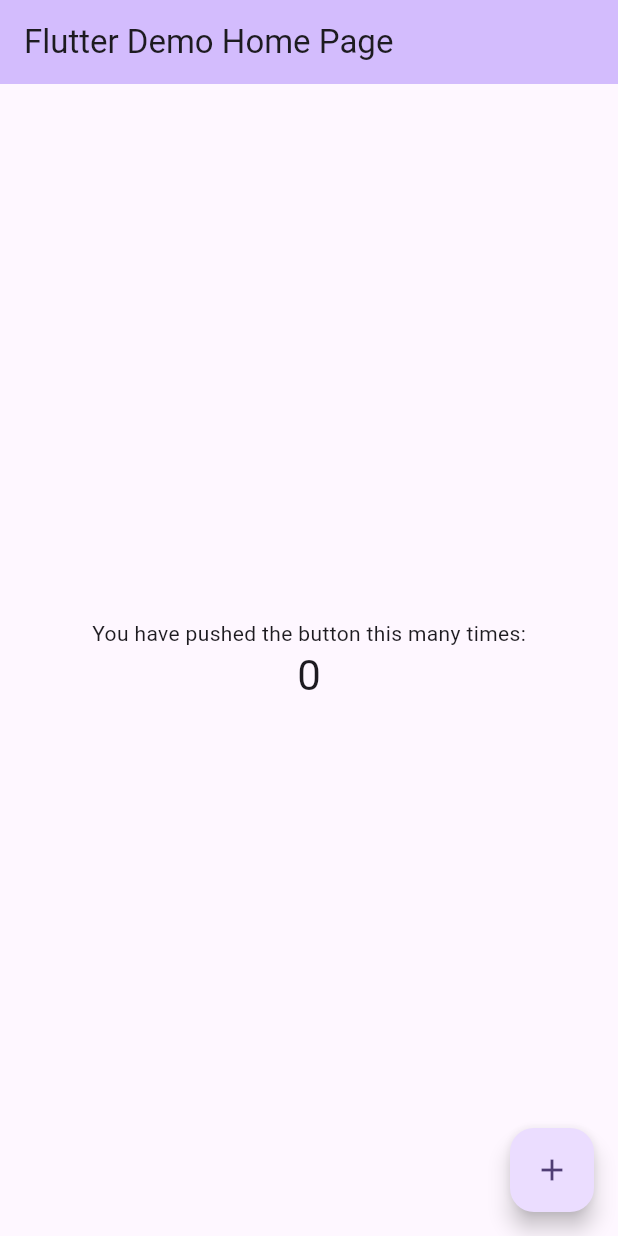
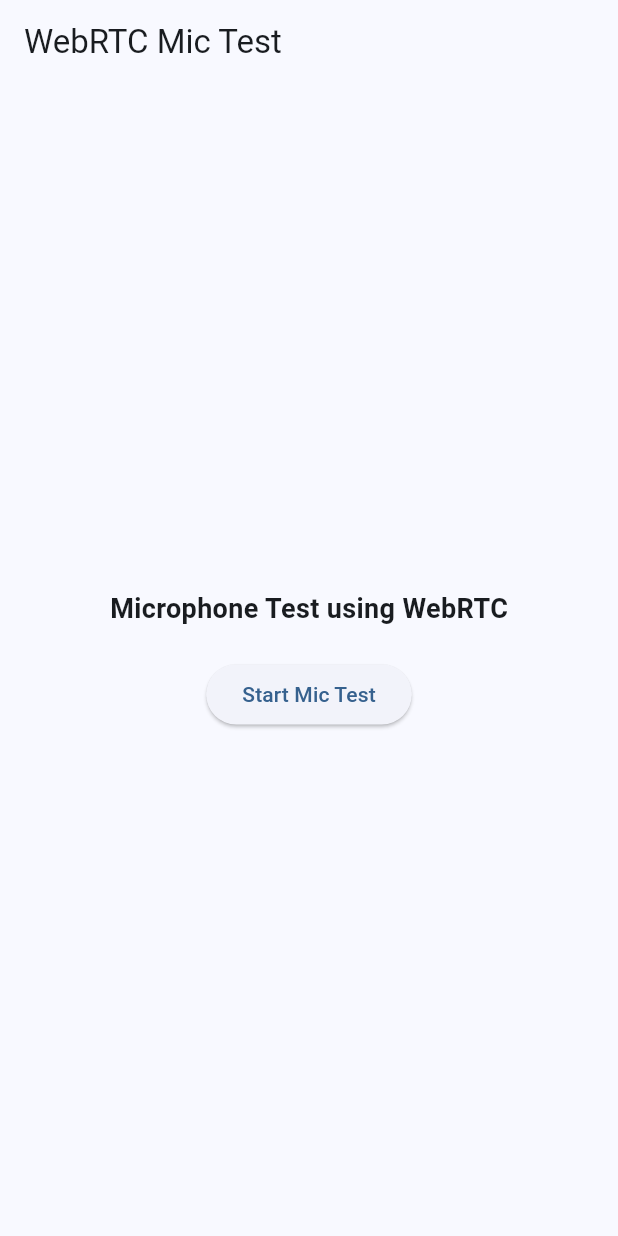
Before and after one commit to tedkim1000/webrtc_mic_test, a Flutter app: the screen it shows after launch, on a phone screen of 412 x 824 dp. Run offline on Flutter 3.47's test engine with Material 3 defaults, Android fonts, the phone set to English and light mode, and no system bars; missing offline and left inert: flutter_webrtc.

Commit message:
Update main.dart with WebRTC mic test

```diff
--- a/lib/main.dart
+++ b/lib/main.dart
@@ -1,4 +1,5 @@
 import 'package:flutter/material.dart';
+import 'package:flutter_webrtc/flutter_webrtc.dart';
 
 void main() {
   runApp(const MyApp());
@@ -7,47 +8,21 @@
 class MyApp extends StatelessWidget {
   const MyApp({super.key});
 
-  // This widget is the root of your application.
   @override
   Widget build(BuildContext context) {
     return MaterialApp(
-      title: 'Flutter Demo',
+      title: 'WebRTC Mic Test',
       theme: ThemeData(
-        // This is the theme of your application.
-        //
-        // TRY THIS: Try running your application with "flutter run". You'll see
-        // the application has a purple toolbar. Then, without quitting the app,
-        // try changing the seedColor in the colorScheme below to Colors.green
-        // and then invoke "hot reload" (save your changes or press the "hot
-        // reload" button in a Flutter-supported IDE, or press "r" if you used
-        // the command line to start the app).
-        //
-        // Notice that the counter didn't reset back to zero; the application
-        // state is not lost during the reload. To reset the state, use hot
-        // restart instead.
-        //
-        // This works for code too, not just values: Most code changes can be
-        // tested with just a hot reload.
-        colorScheme: ColorScheme.fromSeed(seedColor: Colors.deepPurple),
+        colorScheme: ColorScheme.fromSeed(seedColor: Colors.blue),
         useMaterial3: true,
       ),
-      home: const MyHomePage(title: 'Flutter Demo Home Page'),
+      home: const MyHomePage(title: 'WebRTC Mic Test'),
     );
   }
 }
 
 class MyHomePage extends StatefulWidget {
   const MyHomePage({super.key, required this.title});
-
-  // This widget is the home page of your application. It is stateful, meaning
-  // that it has a State object (defined below) that contains fields that affect
-  // how it looks.
-
-  // This class is the configuration for the state. It holds the values (in this
-  // case the title) provided by the parent (in this case the App widget) and
-  // used by the build method of the State. Fields in a Widget subclass are
-  // always marked "final".
-
   final String title;
 
   @override
@@ -55,71 +30,62 @@
 }
 
 class _MyHomePageState extends State<MyHomePage> {
-  int _counter = 0;
+  final RTCVideoRenderer _localRenderer = RTCVideoRenderer();
+  MediaStream? _localStream;
 
-  void _incrementCounter() {
-    setState(() {
-      // This call to setState tells the Flutter framework that something has
-      // changed in this State, which causes it to rerun the build method below
-      // so that the display can reflect the updated values. If we changed
-      // _counter without calling setState(), then the build method would not be
-      // called again, and so nothing would appear to happen.
-      _counter++;
-    });
+  @override
+  void initState() {
+    super.initState();
+    _initLocalMedia();
+  }
+
+  Future<void> _initLocalMedia() async {
+    await _localRenderer.initialize();
+
+    final mediaConstraints = {
+      'audio': true,
+      'video': false,
+    };
+
+    try {
+      MediaStream stream = await navigator.mediaDevices.getUserMedia(mediaConstraints);
+      setState(() {
+        _localStream = stream;
+      });
+    } catch (e) {
+      print("Error accessing microphone: $e");
+    }
+  }
+
+  @override
+  void dispose() {
+    _localStream?.dispose();
+    _localRenderer.dispose();
+    super.dispose();
   }
 
   @override
   Widget build(BuildContext context) {
-    // This method is rerun every time setState is called, for instance as done
-    // by the _incrementCounter method above.
-    //
-    // The Flutter framework has been optimized to make rerunning build methods
-    // fast, so that you can just rebuild anything that needs updating rather
-    // than having to individually change instances of widgets.
     return Scaffold(
       appBar: AppBar(
-        // TRY THIS: Try changing the color here to a specific color (to
-        // Colors.amber, perhaps?) and trigger a hot reload to see the AppBar
-        // change color while the other colors stay the same.
-        backgroundColor: Theme.of(context).colorScheme.inversePrimary,
-        // Here we take the value from the MyHomePage object that was created by
-        // the App.build method, and use it to set our appbar title.
         title: Text(widget.title),
       ),
       body: Center(
-        // Center is a layout widget. It takes a single child and positions it
-        // in the middle of the parent.
         child: Column(
-          // Column is also a layout widget. It takes a list of children and
-          // arranges them vertically. By default, it sizes itself to fit its
-          // children horizontally, and tries to be as tall as its parent.
-          //
-          // Column has various properties to control how it sizes itself and
-          // how it positions its children. Here we use mainAxisAlignment to
-          // center the children vertically; the main axis here is the vertical
-          // axis because Columns are vertical (the cross axis would be
-          // horizontal).
-          //
-          // TRY THIS: Invoke "debug painting" (choose the "Toggle Debug Paint"
-          // action in the IDE, or press "p" in the console), to see the
-          // wireframe for each widget.
           mainAxisAlignment: MainAxisAlignment.center,
           children: <Widget>[
             const Text(
-              'You have pushed the button this many times:',
+              'Microphone Test using WebRTC',
+              style: TextStyle(fontSize: 18, fontWeight: FontWeight.bold),
             ),
-            Text(
-              '$_counter',
-              style: Theme.of(context).textTheme.headlineMedium,
+            const SizedBox(height: 20),
+            ElevatedButton(
+              onPressed: _initLocalMedia,
+              child: const Text("Start Mic Test"),
             ),
           ],
         ),
       ),
-      floatingActionButton: FloatingActionButton(
-        onPressed: _incrementCounter,
-        tooltip: 'Increment',
-        child: const Icon(Icons.add),
-      ), // This trailing comma makes auto-formatting nicer for build methods.
     );
   }
 }
```
